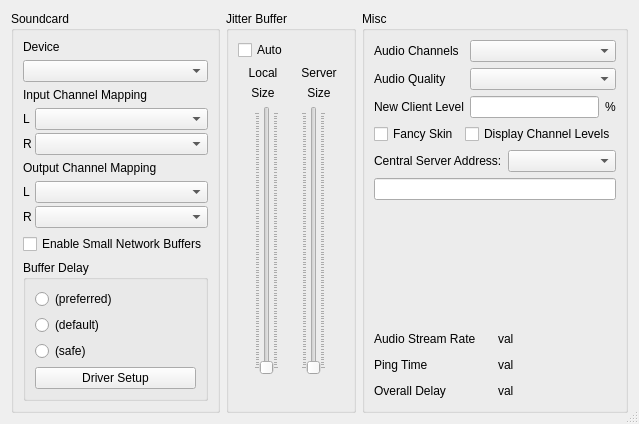
Before: the Qt Designer form src/clientsettingsdlgbase.ui in jamulussoftware/jamulus, drawn with Qt 5.
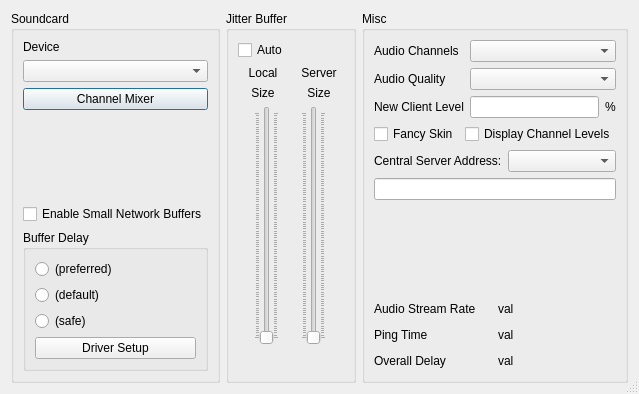
After: the same form once the commit is applied. Icons and pictures are not drawn. Custom widgets are drawn as their Qt base class.

Commit message: remove the old sound card channel selection GUI elements

What changed in the file:
```diff
--- a/src/clientsettingsdlgbase.ui
+++ b/src/clientsettingsdlgbase.ui
@@ -51,147 +51,10 @@
        </widget>
       </item>
       <item>
-       <widget class="QFrame" name="FrameSoundcardChannelSelection">
-        <property name="sizePolicy">
-         <sizepolicy hsizetype="Preferred" vsizetype="Preferred">
-          <horstretch>0</horstretch>
-          <verstretch>0</verstretch>
-         </sizepolicy>
+       <widget class="QPushButton" name="butChanMixer">
+        <property name="text">
+         <string>Channel Mixer</string>
         </property>
-        <property name="frameShape">
-         <enum>QFrame::NoFrame</enum>
-        </property>
-        <property name="frameShadow">
-         <enum>QFrame::Plain</enum>
-        </property>
-        <layout class="QVBoxLayout">
-         <property name="leftMargin">
-          <number>0</number>
-         </property>
-         <property name="topMargin">
-          <number>0</number>
-         </property>
-         <property name="rightMargin">
-          <number>0</number>
-         </property>
-         <property name="bottomMargin">
-          <number>0</number>
-         </property>
-         <item>
-          <widget class="QLabel" name="lblInChannelMapping">
-           <property name="text">
-            <string>Input Channel Mapping</string>
-           </property>
-          </widget>
-         </item>
-         <item>
-          <layout class="QHBoxLayout">
-           <property name="spacing">
-            <number>3</number>
-           </property>
-           <item>
-            <layout class="QVBoxLayout">
-             <item>
-              <widget class="QLabel" name="lblLInChan">
-               <property name="sizePolicy">
-                <sizepolicy hsizetype="Maximum" vsizetype="Preferred">
-                 <horstretch>0</horstretch>
-                 <verstretch>0</verstretch>
-                </sizepolicy>
-               </property>
-               <property name="text">
-                <string>L</string>
-               </property>
-              </widget>
-             </item>
-             <item>
-              <widget class="QLabel" name="lblRInChan">
-               <property name="sizePolicy">
-                <sizepolicy hsizetype="Maximum" vsizetype="Preferred">
-                 <horstretch>0</horstretch>
-                 <verstretch>0</verstretch>
-                </sizepolicy>
-               </property>
-               <property name="text">
-                <string>R</string>
-               </property>
-              </widget>
-             </item>
-            </layout>
-           </item>
-           <item>
-            <layout class="QVBoxLayout">
-             <property name="spacing">
-              <number>3</number>
-             </property>
-             <item>
-              <widget class="QComboBox" name="cbxLInChan"/>
-             </item>
-             <item>
-              <widget class="QComboBox" name="cbxRInChan"/>
-             </item>
-            </layout>
-           </item>
-          </layout>
-         </item>
-         <item>
-          <widget class="QLabel" name="lblOutChannelMapping">
-           <property name="text">
-            <string>Output Channel Mapping</string>
-           </property>
-          </widget>
-         </item>
-         <item>
-          <layout class="QHBoxLayout">
-           <property name="spacing">
-            <number>3</number>
-           </property>
-           <item>
-            <layout class="QVBoxLayout">
-             <item>
-              <widget class="QLabel" name="lblLOutChan">
-               <property name="sizePolicy">
-                <sizepolicy hsizetype="Maximum" vsizetype="Preferred">
-                 <horstretch>0</horstretch>
-                 <verstretch>0</verstretch>
-                </sizepolicy>
-               </property>
-               <property name="text">
-                <string>L</string>
-               </property>
-              </widget>
-             </item>
-             <item>
-              <widget class="QLabel" name="lblROutChan">
-               <property name="sizePolicy">
-                <sizepolicy hsizetype="Maximum" vsizetype="Preferred">
-                 <horstretch>0</horstretch>
-                 <verstretch>0</verstretch>
-                </sizepolicy>
-               </property>
-               <property name="text">
-                <string>R</string>
-               </property>
-              </widget>
-             </item>
-            </layout>
-           </item>
-           <item>
-            <layout class="QVBoxLayout">
-             <property name="spacing">
-              <number>3</number>
-             </property>
-             <item>
-              <widget class="QComboBox" name="cbxLOutChan"/>
-             </item>
-             <item>
-              <widget class="QComboBox" name="cbxROutChan"/>
-             </item>
-            </layout>
-           </item>
-          </layout>
-         </item>
-        </layout>
        </widget>
       </item>
       <item>
```
Left out of the diff: 5 changed lines with no effect on the pictures. The commit also changes 6 other files.
